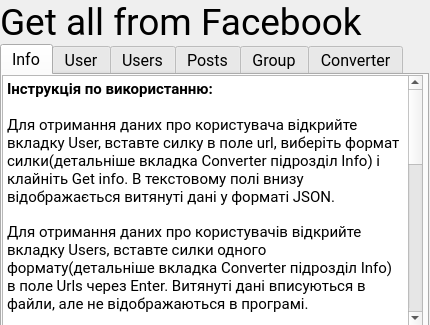
Old version of the form additional_files/eng.ui in the repository King1308/Facebook-parser.
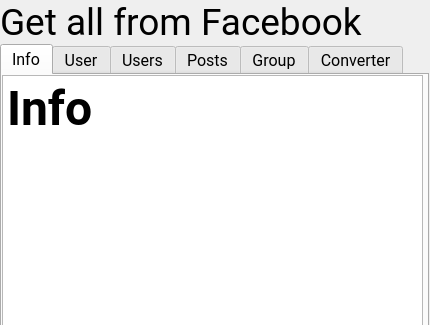
New version of the form. The open tabs and pages were chosen to show the change.

What changed in the file:
```diff
--- a/additional_files/eng.ui
+++ b/additional_files/eng.ui
@@ -109,23 +109,7 @@
 &lt;html&gt;&lt;head&gt;&lt;meta name=&quot;qrichtext&quot; content=&quot;1&quot; /&gt;&lt;style type=&quot;text/css&quot;&gt;
 p, li { white-space: pre-wrap; }
 &lt;/style&gt;&lt;/head&gt;&lt;body style=&quot; font-family:'Roboto'; font-size:12pt; font-weight:400; font-style:normal;&quot;&gt;
-&lt;p style=&quot; margin-top:0px; margin-bottom:0px; margin-left:0px; margin-right:0px; -qt-block-indent:0; text-indent:0px;&quot;&gt;&lt;span style=&quot; font-size:11pt; font-weight:600;&quot;&gt;Інструкція по використанню:&lt;/span&gt;&lt;/p&gt;
-&lt;p style=&quot;-qt-paragraph-type:empty; margin-top:0px; margin-bottom:0px; margin-left:0px; margin-right:0px; -qt-block-indent:0; text-indent:0px; font-size:11pt; font-weight:600;&quot;&gt;&lt;br /&gt;&lt;/p&gt;
-&lt;p style=&quot; margin-top:0px; margin-bottom:0px; margin-left:0px; margin-right:0px; -qt-block-indent:0; text-indent:0px;&quot;&gt;&lt;span style=&quot; font-size:11pt;&quot;&gt;Для отримання даних про користувача відкрийте вкладку User, вставте силку в поле url, виберіть формат силки(детальніше вкладка Converter підрозділ Info) і клайніть Get info. В текстовому полі внизу відображається витянуті дані у форматі JSON.&lt;/span&gt;&lt;/p&gt;
-&lt;p style=&quot;-qt-paragraph-type:empty; margin-top:0px; margin-bottom:0px; margin-left:0px; margin-right:0px; -qt-block-indent:0; text-indent:0px; font-size:10pt;&quot;&gt;&lt;br /&gt;&lt;/p&gt;
-&lt;p style=&quot; margin-top:0px; margin-bottom:0px; margin-left:0px; margin-right:0px; -qt-block-indent:0; text-indent:0px;&quot;&gt;&lt;span style=&quot; font-size:11pt;&quot;&gt;Для отримання даних про користувачів відкрийте вкладку Users, вставте силки одного формату(детальніше вкладка Converter підрозділ Info) в поле Urls через Enter. Витянуті дані вписуються в файли, але не відображаються в програмі.&lt;/span&gt;&lt;/p&gt;
-&lt;p style=&quot;-qt-paragraph-type:empty; margin-top:0px; margin-bottom:0px; margin-left:0px; margin-right:0px; -qt-block-indent:0; text-indent:0px; font-size:10pt;&quot;&gt;&lt;br /&gt;&lt;/p&gt;
-&lt;p style=&quot; margin-top:0px; margin-bottom:0px; margin-left:0px; margin-right:0px; -qt-block-indent:0; text-indent:0px;&quot;&gt;&lt;span style=&quot; font-size:26pt; font-weight:600;&quot;&gt;...&lt;/span&gt;&lt;/p&gt;
-&lt;p style=&quot; margin-top:0px; margin-bottom:0px; margin-left:0px; margin-right:0px; -qt-block-indent:0; text-indent:0px;&quot;&gt;&lt;span style=&quot; font-size:26pt; font-weight:600;&quot;&gt;...&lt;/span&gt;&lt;/p&gt;
-&lt;p style=&quot; margin-top:0px; margin-bottom:0px; margin-left:0px; margin-right:0px; -qt-block-indent:0; text-indent:0px;&quot;&gt;&lt;span style=&quot; font-size:26pt; font-weight:600;&quot;&gt;...&lt;/span&gt;&lt;/p&gt;
-&lt;p style=&quot;-qt-paragraph-type:empty; margin-top:0px; margin-bottom:0px; margin-left:0px; margin-right:0px; -qt-block-indent:0; text-indent:0px; font-size:26pt;&quot;&gt;&lt;br /&gt;&lt;/p&gt;
-&lt;p style=&quot; margin-top:0px; margin-bottom:0px; margin-left:0px; margin-right:0px; -qt-block-indent:0; text-indent:0px;&quot;&gt;&lt;span style=&quot; font-size:11pt;&quot;&gt;Для конвертації форматів силки: вікрийте вкладку Converter, оберіть клас силки(користувача, поста або групи), вставте силку в поле Url, оберіть в яку сторону треба зконвертувати(скоротити або подовжити) і натисніть Conwert&lt;/span&gt;&lt;/p&gt;
-&lt;p style=&quot;-qt-paragraph-type:empty; margin-top:0px; margin-bottom:0px; margin-left:0px; margin-right:0px; -qt-block-indent:0; text-indent:0px; font-size:11pt;&quot;&gt;&lt;br /&gt;&lt;/p&gt;
-&lt;p style=&quot; margin-top:0px; margin-bottom:0px; margin-left:0px; margin-right:0px; -qt-block-indent:0; text-indent:0px;&quot;&gt;&lt;span style=&quot; font-size:13pt; font-weight:600;&quot;&gt;Увага:&lt;/span&gt;&lt;/p&gt;
-&lt;p style=&quot; margin-top:0px; margin-bottom:0px; margin-left:0px; margin-right:0px; -qt-block-indent:0; text-indent:0px;&quot;&gt;&lt;span style=&quot; font-weight:600;&quot;&gt;!!! Всі дані зберігаються в папці exports, в форматі txt файла(JSON формат) та в xlsx форматі(exel таблиці)&lt;/span&gt;&lt;/p&gt;
-&lt;p style=&quot; margin-top:0px; margin-bottom:0px; margin-left:0px; margin-right:0px; -qt-block-indent:0; text-indent:0px;&quot;&gt;&lt;span style=&quot; font-weight:600;&quot;&gt;Але вони при кожному новому запуску програми скидяються, тож коли спарсили дані копіюйте файли або папку в інакше місце !!!&lt;/span&gt;&lt;/p&gt;
-&lt;p style=&quot;-qt-paragraph-type:empty; margin-top:0px; margin-bottom:0px; margin-left:0px; margin-right:0px; -qt-block-indent:0; text-indent:0px; font-weight:600;&quot;&gt;&lt;br /&gt;&lt;/p&gt;
-&lt;p style=&quot; margin-top:0px; margin-bottom:0px; margin-left:0px; margin-right:0px; -qt-block-indent:0; text-indent:0px;&quot;&gt;&lt;span style=&quot; font-size:10pt; font-weight:600;&quot;&gt;Якщо ви помітили якісь помилки у роботі програми, або придумали як би йього поліпшити зверніться до Автора програми(Mychailo Starytskii, telegram: t.me/KingMS1308)&lt;/span&gt;&lt;/p&gt;&lt;/body&gt;&lt;/html&gt;</string>
+&lt;p style=&quot; margin-top:0px; margin-bottom:0px; margin-left:0px; margin-right:0px; -qt-block-indent:0; text-indent:0px;&quot;&gt;&lt;span style=&quot; font-size:36pt; font-weight:600;&quot;&gt;Info&lt;/span&gt;&lt;/p&gt;&lt;/body&gt;&lt;/html&gt;</string>
          </property>
         </widget>
        </widget>
```
Left out of the diff: 12 changed lines with no effect on the pictures.
